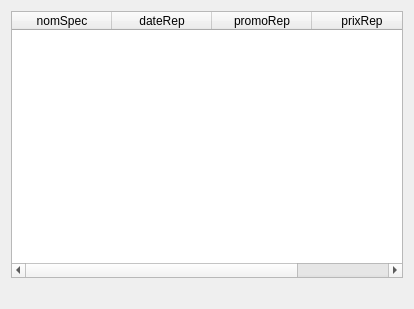
mat05/BD_Project, file gui/fct_rep_1.ui: the form before one commit.
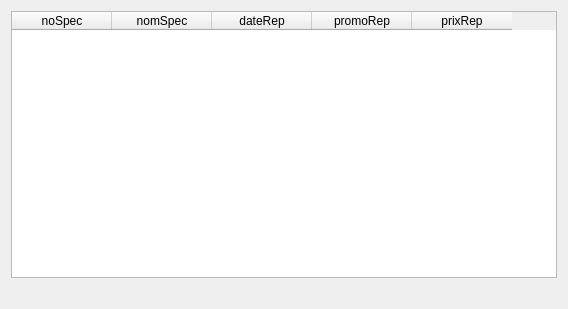
The form after the commit.

The edit to the form file:
```diff
--- a/gui/fct_rep_1.ui
+++ b/gui/fct_rep_1.ui
@@ -6,7 +6,7 @@
    <rect>
     <x>0</x>
     <y>0</y>
-    <width>414</width>
+    <width>568</width>
     <height>309</height>
    </rect>
   </property>
@@ -16,6 +16,11 @@
   <layout class="QVBoxLayout" name="verticalLayout">
    <item>
     <widget class="QTableWidget" name="table_fct_rep_1">
+     <column>
+      <property name="text">
+       <string>noSpec</string>
+      </property>
+     </column>
      <column>
       <property name="text">
        <string>nomSpec</string>
```
